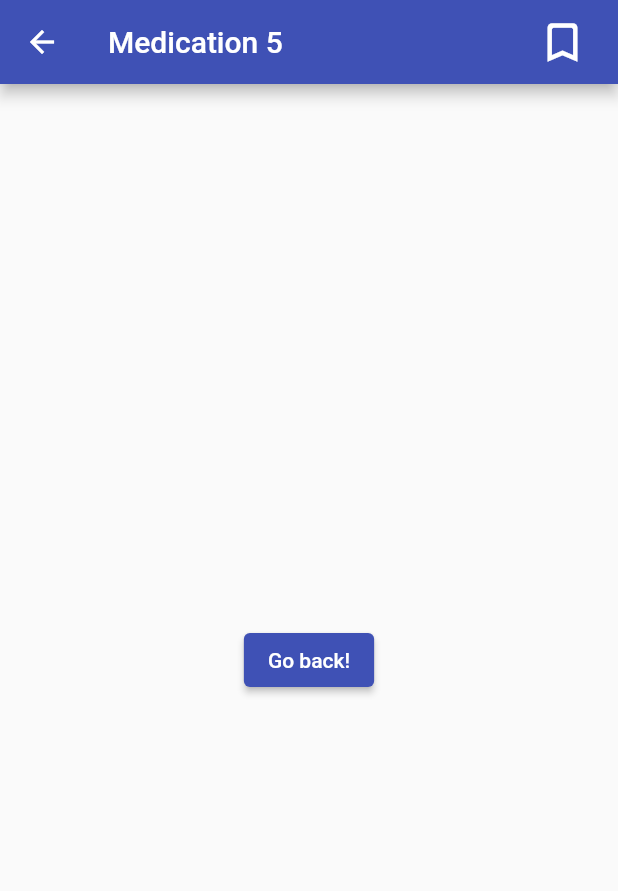
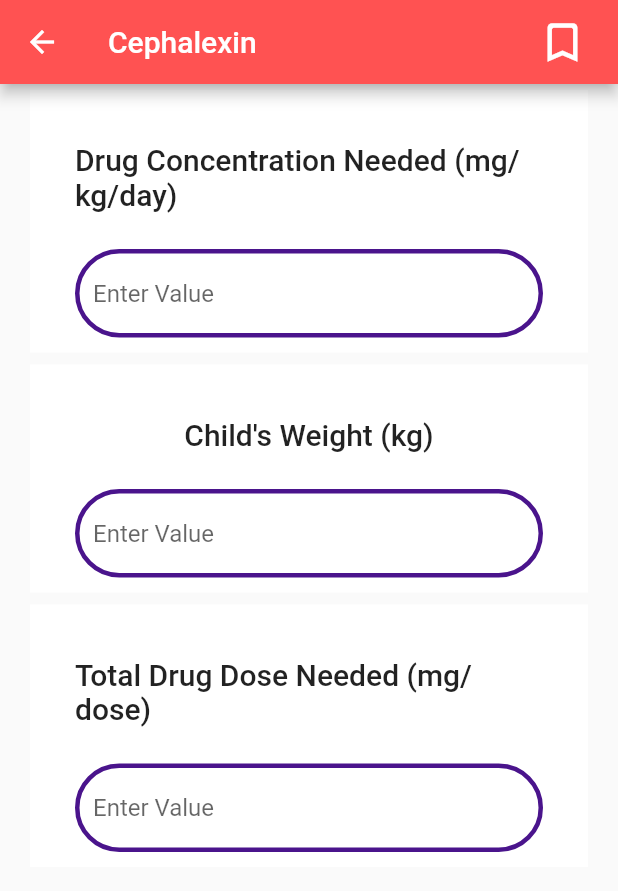
Before and after one commit to CSCIX691DAL/Application-for-Dosing-of-Pediat, a Flutter app: the Med5 screen opened by its route, on a phone screen of 412 x 824 dp. Shown: the top 891 px of the screen. Run offline on Flutter 3.47's test engine with Material 2 defaults, Android fonts, the phone set to English and light mode, and no system bars.

Commit message:
adding a commit that lets users input fields

```diff
--- a/dosing_app/lib/medications/med_5.dart
+++ b/dosing_app/lib/medications/med_5.dart
@@ -24,7 +24,8 @@ class _Med5State extends State<Med5> {
 
     return Scaffold(
       appBar: AppBar(
-        title: const Text("Medication 5"),
+        title: Text(medication['name']),
+          backgroundColor: Colors.redAccent,
         actions: <Widget>[
           Padding(
               padding: EdgeInsets.only(right: 20.0),
@@ -48,14 +49,140 @@ class _Med5State extends State<Med5> {
                   )))
         ],
       ),
-      body: Center(
-        child: ElevatedButton(
-          onPressed: () {
-            Navigator.pop(context);
-          },
-          child: const Text('Go back!'),
+      body: SingleChildScrollView(
+        child: Column(
+          children: <Widget>[
+            const formFieldContainer("Drug Concentration Needed (mg/kg/day)"),
+            const formFieldContainer("Child's Weight (kg)"),
+            const formFieldContainer("Total Drug Dose Needed (mg/dose)"),
+
+          ],
         ),
       ),
     );
   }
 }
+
+/* Class for creating text form*/
+class formFieldContainer extends StatelessWidget {
+  final String formTitle;
+
+  const formFieldContainer(this.formTitle);
+
+  @override
+  Widget build(BuildContext context) {
+    return Container(
+      color: Colors.white,
+      margin: EdgeInsets.symmetric(horizontal: 20, vertical: 4),
+      child: Padding(
+        padding: EdgeInsets.symmetric(horizontal: 30, vertical: 10),
+        child: Column(
+          children: <Widget>[
+            Container(
+              margin: EdgeInsets.symmetric(horizontal: 0, vertical: 25),
+              child: Text(
+                formTitle,
+                style: const TextStyle(
+                  fontSize: 20,
+                  fontWeight: FontWeight.w500,
+                  color: Colors.black87,
+                ),
+              ),
+            ),
+            TextField(
+              onChanged: (userInput){
+                userInput;
+              },
+              keyboardType: TextInputType.number,
+              decoration: InputDecoration(
+                hintText: "Enter Value",
+                enabledBorder: OutlineInputBorder(
+                  borderSide:
+                  BorderSide(color: Colors.purple.shade900, width: 3),
+                  borderRadius: const BorderRadius.all(
+                    Radius.circular(30),
+                  ),
+                ),
+                focusedBorder: OutlineInputBorder(
+                  borderSide: BorderSide(color: Colors.blue.shade400, width: 3),
+                  borderRadius: const BorderRadius.all(
+                    Radius.circular(50),
+                  ),
+                ),
+              ),
+            )
+          ],
+        ),
+      ),
+    );
+  }
+}
+
+
+class dropDownList extends StatefulWidget {
+  //const dropDownList({this.formTitle = formTitle});
+  String listTitle; // receives the value
+
+  dropDownList({required this.listTitle});
+
+  @override
+  _dropDownListState createState() => _dropDownListState();
+}
+
+class _dropDownListState extends State<dropDownList> {
+  final items = ['item1', 'item2', 'item3', 'item4'];
+  String? value;
+
+  // final String listTitle;
+  @override
+  Widget build(BuildContext context) {
+    return Container(
+      color: Colors.white,
+      margin: EdgeInsets.symmetric(horizontal: 20, vertical: 4),
+      child: Padding(
+        padding: EdgeInsets.symmetric(horizontal: 30, vertical: 10),
+        child: Column(
+          children: <Widget>[
+            Container(
+              margin: EdgeInsets.symmetric(horizontal: 0, vertical: 25),
+              child: Text(
+                widget.listTitle,
+                style: TextStyle(
+                  fontSize: 20,
+                  fontWeight: FontWeight.w500,
+                  color: Colors.black87,
+                ),
+              ),
+            ),
+            Container(
+              padding: EdgeInsets.symmetric(horizontal: 12, vertical: 3),
+              decoration: BoxDecoration(
+                borderRadius: BorderRadius.circular(12),
+                border: Border.all(color: Colors.purple.shade900, width: 3),
+              ),
+              child: DropdownButtonHideUnderline(
+                //hides the underline in the text
+                child: DropdownButton<String>(
+                  value: value,
+                  iconSize: 36,
+                  icon: Icon(Icons.arrow_drop_down, color: Colors.black),
+                  items: items.map(buildMenuItem).toList(),
+                  isExpanded: true,
+                  //onChanged: (value) => setState(() => this.value = value),
+                ),
+              ),
+            ),
+          ],
+        ),
+      ),
+    );
+  }
+
+  DropdownMenuItem<String> buildMenuItem(String item) => DropdownMenuItem(
+    value: item,
+    child: Text(
+      item,
+      style: TextStyle(fontWeight: FontWeight.bold, fontSize: 20),
+    ),
+  );
+}
```
